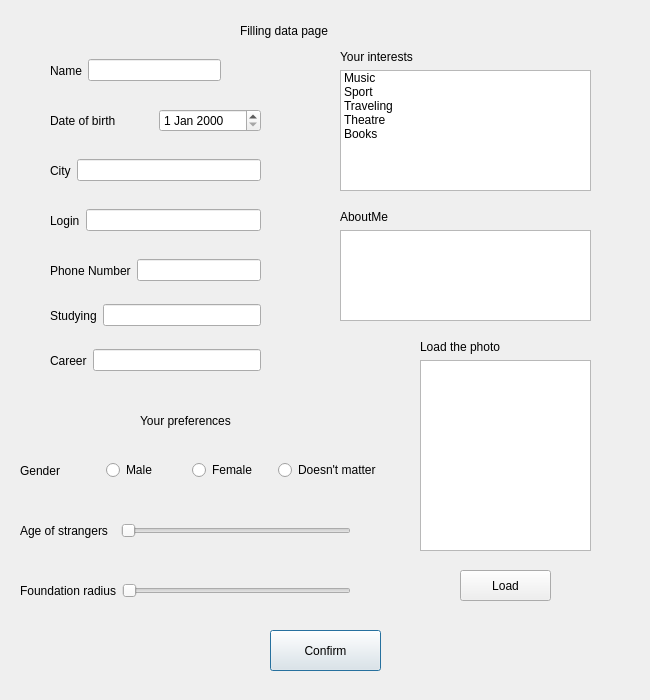
Old version of the form HobbyHub/fillingdatapage.ui in the repository cpp-park-vk-education/2023_1_Chaihona_-1.
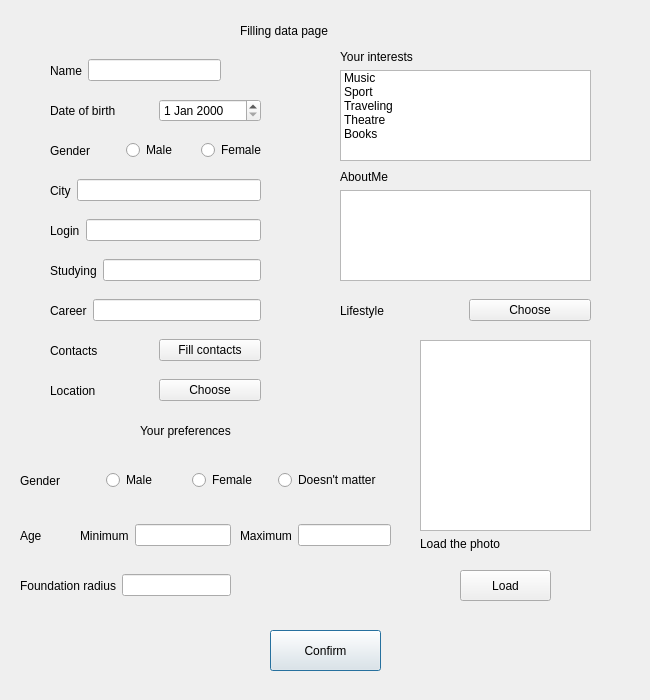
New version of the form.

What changed in the file:
```diff
--- a/HobbyHub/fillingdatapage.ui
+++ b/HobbyHub/fillingdatapage.ui
@@ -45,7 +45,7 @@
      <x>340</x>
      <y>50</y>
      <width>251</width>
-     <height>141</height>
+     <height>111</height>
     </rect>
    </property>
    <layout class="QVBoxLayout" name="verticalLayout_4">
@@ -91,7 +91,7 @@
    <property name="geometry">
     <rect>
      <x>50</x>
-     <y>150</y>
+     <y>170</y>
      <width>211</width>
      <height>41</height>
     </rect>
@@ -135,7 +135,7 @@
    <property name="geometry">
     <rect>
      <x>50</x>
-     <y>200</y>
+     <y>210</y>
      <width>211</width>
      <height>41</height>
     </rect>
@@ -163,6 +163,9 @@
     </rect>
    </property>
    <layout class="QVBoxLayout" name="verticalLayout_5">
+    <item>
+     <widget class="QGraphicsView" name="photo"/>
+    </item>
     <item>
      <widget class="QLabel" name="LoadThePhoto">
       <property name="text">
@@ -170,16 +173,13 @@
       </property>
      </widget>
     </item>
-    <item>
-     <widget class="QGraphicsView" name="photo"/>
-    </item>
    </layout>
   </widget>
   <widget class="QWidget" name="layoutWidget_3">
    <property name="geometry">
     <rect>
      <x>340</x>
-     <y>210</y>
+     <y>170</y>
      <width>251</width>
      <height>111</height>
     </rect>
@@ -214,7 +214,7 @@
    <property name="geometry">
     <rect>
      <x>50</x>
-     <y>100</y>
+     <y>90</y>
      <width>211</width>
      <height>41</height>
     </rect>
@@ -236,7 +236,7 @@
    <property name="geometry">
     <rect>
      <x>50</x>
-     <y>340</y>
+     <y>290</y>
      <width>211</width>
      <height>41</height>
     </rect>
@@ -258,7 +258,7 @@
    <property name="geometry">
     <rect>
      <x>50</x>
-     <y>250</y>
+     <y>330</y>
      <width>211</width>
      <height>41</height>
     </rect>
@@ -267,120 +267,24 @@
     <item>
      <widget class="QLabel" name="PhoneNumber">
       <property name="text">
-       <string>Phone Number</string>
+       <string>Contacts</string>
       </property>
      </widget>
     </item>
     <item>
-     <widget class="QLineEdit" name="phonenumber"/>
-    </item>
-   </layout>
-  </widget>
-  <widget class="QWidget" name="layoutWidget_5">
-   <property name="geometry">
-    <rect>
-     <x>20</x>
-     <y>510</y>
-     <width>331</width>
-     <height>41</height>
-    </rect>
-   </property>
-   <layout class="QHBoxLayout" name="horizontalLayout_6">
-    <item>
-     <widget class="QLabel" name="AgeOStrangers_2">
+     <widget class="QPushButton" name="BtnFillContacts">
       <property name="text">
-       <string>Age of strangers  </string>
+       <string>Fill contacts</string>
       </property>
      </widget>
     </item>
-    <item>
-     <widget class="QSlider" name="ageofstrangers_2">
-      <property name="enabled">
-       <bool>true</bool>
-      </property>
-      <property name="mouseTracking">
-       <bool>true</bool>
-      </property>
-      <property name="tabletTracking">
-       <bool>true</bool>
-      </property>
-      <property name="acceptDrops">
-       <bool>true</bool>
-      </property>
-      <property name="autoFillBackground">
-       <bool>false</bool>
-      </property>
-      <property name="minimum">
-       <number>18</number>
-      </property>
-      <property name="orientation">
-       <enum>Qt::Horizontal</enum>
-      </property>
-      <property name="invertedControls">
-       <bool>false</bool>
-      </property>
-      <property name="tickPosition">
-       <enum>QSlider::NoTicks</enum>
-      </property>
-     </widget>
-    </item>
    </layout>
   </widget>
-  <widget class="QWidget" name="layoutWidget_10">
-   <property name="geometry">
-    <rect>
-     <x>20</x>
-     <y>570</y>
-     <width>331</width>
-     <height>41</height>
-    </rect>
-   </property>
-   <layout class="QHBoxLayout" name="horizontalLayout_11">
-    <item>
-     <widget class="QLabel" name="FoundRadius_2">
-      <property name="text">
-       <string>Foundation radius</string>
-      </property>
-     </widget>
-    </item>
-    <item>
-     <widget class="QSlider" name="foundationradius_2">
-      <property name="enabled">
-       <bool>true</bool>
-      </property>
-      <property name="mouseTracking">
-       <bool>true</bool>
-      </property>
-      <property name="tabletTracking">
-       <bool>true</bool>
-      </property>
-      <property name="acceptDrops">
-       <bool>true</bool>
-      </property>
-      <property name="autoFillBackground">
-       <bool>false</bool>
-      </property>
-      <property name="minimum">
-       <number>18</number>
-      </property>
-      <property name="orientation">
-       <enum>Qt::Horizontal</enum>
-      </property>
-      <property name="invertedControls">
-       <bool>false</bool>
-      </property>
-      <property name="tickPosition">
-       <enum>QSlider::NoTicks</enum>
-      </property>
-     </widget>
-    </item>
-   </layout>
-  </widget>
-  <widget class="QLabel" name="label_2">
+  <widget class="QLabel" name="PrefLabel">
    <property name="geometry">
     <rect>
      <x>140</x>
-     <y>400</y>
+     <y>410</y>
      <width>261</width>
      <height>41</height>
     </rect>
@@ -393,7 +297,7 @@
    <property name="geometry">
     <rect>
      <x>20</x>
-     <y>450</y>
+     <y>460</y>
      <width>361</width>
      <height>41</height>
     </rect>
@@ -433,9 +337,9 @@
    <property name="geometry">
     <rect>
      <x>50</x>
-     <y>300</y>
+     <y>250</y>
      <width>211</width>
-     <height>31</height>
+     <height>41</height>
     </rect>
    </property>
    <layout class="QHBoxLayout" name="horizontalLayout_13">
@@ -447,7 +351,171 @@
      </widget>
     </item>
     <item>
-     <widget class="QLineEdit" name="career_2"/>
+     <widget class="QLineEdit" name="studying"/>
+    </item>
+   </layout>
+  </widget>
+  <widget class="QLabel" name="AgeLabel">
+   <property name="geometry">
+    <rect>
+     <x>20</x>
+     <y>520</y>
+     <width>61</width>
+     <height>31</height>
+    </rect>
+   </property>
+   <property name="text">
+    <string>Age</string>
+   </property>
+  </widget>
+  <widget class="QWidget" name="layoutWidget_13">
+   <property name="geometry">
+    <rect>
+     <x>50</x>
+     <y>130</y>
+     <width>221</width>
+     <height>41</height>
+    </rect>
+   </property>
+   <layout class="QHBoxLayout" name="horizontalLayout_14">
+    <item>
+     <widget class="QLabel" name="MyGender">
+      <property name="text">
+       <string>Gender</string>
+      </property>
+     </widget>
+    </item>
+    <item>
+     <widget class="QRadioButton" name="BtnMaleMe">
+      <property name="text">
+       <string>Male</string>
+      </property>
+     </widget>
+    </item>
+    <item>
+     <widget class="QRadioButton" name="BtFemaleMe">
+      <property name="text">
+       <string>Female</string>
+      </property>
+     </widget>
+    </item>
+   </layout>
+  </widget>
+  <widget class="QWidget" name="layoutWidget_5">
+   <property name="geometry">
+    <rect>
+     <x>340</x>
+     <y>290</y>
+     <width>251</width>
+     <height>41</height>
+    </rect>
+   </property>
+   <layout class="QHBoxLayout" name="horizontalLayout_11">
+    <item>
+     <widget class="QLabel" name="LifestyleLabel">
+      <property name="text">
+       <string>Lifestyle</string>
+      </property>
+     </widget>
+    </item>
+    <item>
+     <widget class="QPushButton" name="BtnChooseLifestyle">
+      <property name="text">
+       <string>Choose</string>
+      </property>
+     </widget>
+    </item>
+   </layout>
+  </widget>
+  <widget class="QWidget" name="">
+   <property name="geometry">
+    <rect>
+     <x>80</x>
+     <y>520</y>
+     <width>151</width>
+     <height>31</height>
+    </rect>
+   </property>
+   <layout class="QHBoxLayout" name="horizontalLayout_2">
+    <item>
+     <widget class="QLabel" name="MinAge">
+      <property name="text">
+       <string>Minimum</string>
+      </property>
+     </widget>
+    </item>
+    <item>
+     <widget class="QLineEdit" name="minage"/>
+    </item>
+   </layout>
+  </widget>
+  <widget class="QWidget" name="">
+   <property name="geometry">
+    <rect>
+     <x>240</x>
+     <y>520</y>
+     <width>151</width>
+     <height>31</height>
+    </rect>
+   </property>
+   <layout class="QHBoxLayout" name="horizontalLayout_3">
+    <item>
+     <widget class="QLabel" name="MaxAge">
+      <property name="text">
+       <string>Maximum</string>
+      </property>
+     </widget>
+    </item>
+    <item>
+     <widget class="QLineEdit" name="maxage"/>
+    </item>
+   </layout>
+  </widget>
+  <widget class="QWidget" name="">
+   <property name="geometry">
+    <rect>
+     <x>20</x>
+     <y>570</y>
+     <width>211</width>
+     <height>31</height>
+    </rect>
+   </property>
+   <layout class="QHBoxLayout" name="horizontalLayout_4">
+    <item>
+     <widget class="QLabel" name="FoundRadius">
+      <property name="text">
+       <string>Foundation radius</string>
+      </property>
+     </widget>
+    </item>
+    <item>
+     <widget class="QLineEdit" name="foundationradius"/>
+    </item>
+   </layout>
+  </widget>
+  <widget class="QWidget" name="">
+   <property name="geometry">
+    <rect>
+     <x>50</x>
+     <y>370</y>
+     <width>211</width>
+     <height>41</height>
+    </rect>
+   </property>
+   <layout class="QHBoxLayout" name="horizontalLayout_6">
+    <item>
+     <widget class="QLabel" name="Location">
+      <property name="text">
+       <string>Location</string>
+      </property>
+     </widget>
+    </item>
+    <item>
+     <widget class="QPushButton" name="BtnChooseLocation">
+      <property name="text">
+       <string>Choose</string>
+      </property>
+     </widget>
     </item>
    </layout>
   </widget>
```
Left out of the diff: 12 changed lines with no effect on the pictures.
